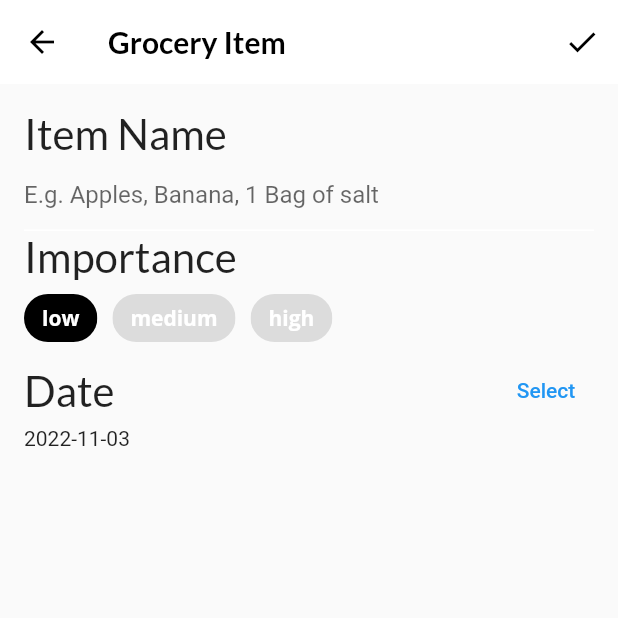
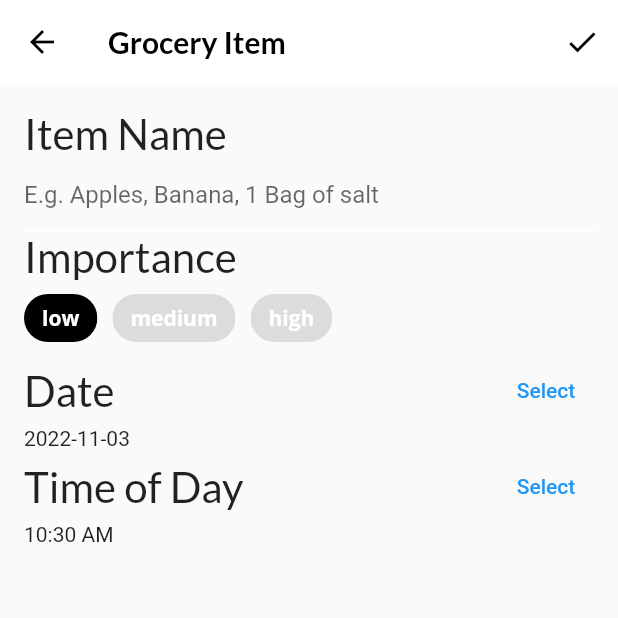
Before and after one commit to NdegwaJulius/Foodlin, a Flutter app: the screen it shows after launch, item 3 of the bottom bar chosen, after a tap on the "add" icon, on a phone screen of 412 x 824 dp, the top half of it. Run offline on Flutter 3.47's test engine with Material 2 defaults, Android fonts, the phone set to English and light mode, and no system bars; our stand-ins replace google_fonts.

Commit message:
Building the time widget

```diff
--- a/lib/screens/grocery_item_screen.dart
+++ b/lib/screens/grocery_item_screen.dart
@@ -101,6 +101,7 @@ class GroceryItemScreenState extends State<GroceryItemScreen> {
             // TODO: Add date picker
             buildDateField(context),
             // TODO: Add time picker
+            buildTimeField(context),
             // TODO: Add color picker
             // TODO: Add slider
             // TODO: Add Grocery Tile
@@ -263,6 +264,41 @@ class GroceryItemScreenState extends State<GroceryItemScreen> {
     );
   }
 // TODO: Add buildTimeField()
+  Widget buildTimeField(BuildContext context) {
+    return Column(
+      crossAxisAlignment: CrossAxisAlignment.start,
+      children: [
+      Row(
+      mainAxisAlignment: MainAxisAlignment.spaceBetween,
+      children: [
+      Text(
+      'Time of Day',
+      style: GoogleFonts.lato(fontSize: 28.0),
+    ),
+    TextButton(
+    child: const Text('Select'),
+    onPressed: () async {
+    // 1
+    final timeOfDay = await showTimePicker(
+    // 2
+    initialTime: TimeOfDay.now(),
+    context: context,
+    );
+    // 3
+    setState(() {
+    if (timeOfDay != null) {
+      _timeOfDay = timeOfDay;
+    }
+    });
+    },
+    ),
+      ],
+      ),
+        Text(_timeOfDay.format(context)),
+      ],
+    );
+  }
+    }
 // TODO: Add buildColorPicker()
 // TODO: Add buildQuantityField()
 }
```
